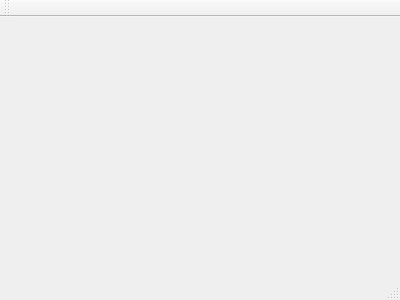
Before: the Qt Designer form Qt/project/mainwindow.ui in SysMa/msq-summer-project, drawn with Qt 5.
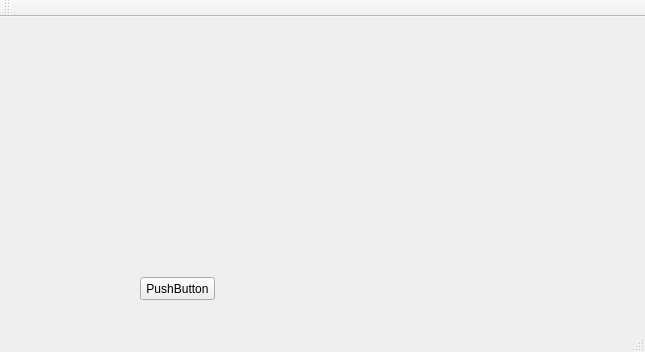
After: the same form once the commit is applied.

```diff
--- a/Qt/project/mainwindow.ui
+++ b/Qt/project/mainwindow.ui
@@ -1,24 +1,53 @@
 <ui version="4.0">
  <class>MainWindow</class>
- <widget class="QMainWindow" name="MainWindow" >
-  <property name="geometry" >
+ <widget class="QMainWindow" name="MainWindow">
+  <property name="geometry">
    <rect>
     <x>0</x>
     <y>0</y>
-    <width>400</width>
-    <height>300</height>
+    <width>645</width>
+    <height>352</height>
    </rect>
   </property>
   <property name="windowTitle" >
    <string>MainWindow</string>
   </property>
-  <widget class="QMenuBar" name="menuBar" />
-  <widget class="QToolBar" name="mainToolBar" />
-  <widget class="QWidget" name="centralWidget" />
-  <widget class="QStatusBar" name="statusBar" />
+  <widget class="QWidget" name="centralWidget">
+   <widget class="QPushButton" name="pushButton">
+    <property name="geometry">
+     <rect>
+      <x>140</x>
+      <y>260</y>
+      <width>75</width>
+      <height>23</height>
+     </rect>
+    </property>
+    <property name="text">
+     <string>PushButton</string>
+    </property>
+   </widget>
+  </widget>
+  <widget class="QMenuBar" name="menuBar">
+   <property name="geometry">
+    <rect>
+     <x>0</x>
+     <y>0</y>
+     <width>645</width>
+     <height>19</height>
+    </rect>
+   </property>
+  </widget>
+  <widget class="QToolBar" name="mainToolBar">
+   <attribute name="toolBarArea">
+    <enum>TopToolBarArea</enum>
+   </attribute>
+   <attribute name="toolBarBreak">
+    <bool>false</bool>
+   </attribute>
+  </widget>
+  <widget class="QStatusBar" name="statusBar"/>
  </widget>
- <layoutDefault spacing="6" margin="11" />
- <pixmapfunction></pixmapfunction>
+ <layoutdefault spacing="6" margin="11"/>
  <resources/>
  <connections/>
 </ui>
```
Left out of the diff: 3 changed lines with no effect on the pictures.
